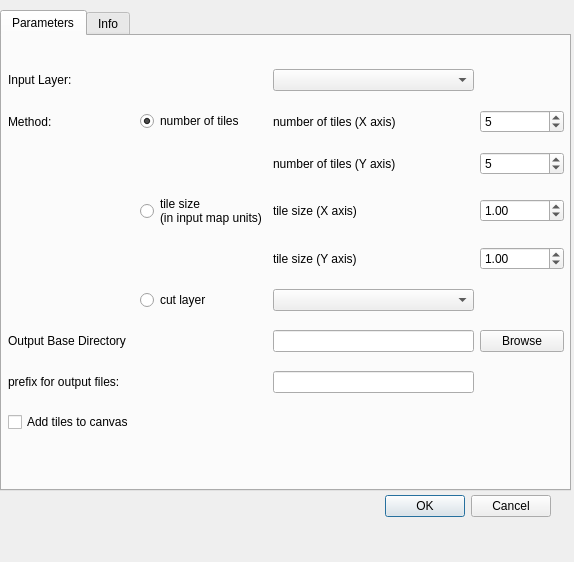
Old version of the form gridSplitter_dialog_base.ui in the repository Sereza7/gridsplitter.
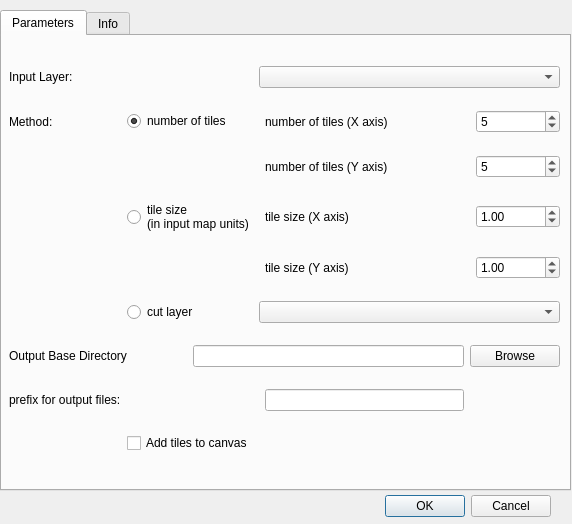
New version of the form. Custom widgets are drawn as their Qt base class.

Commit message: dialog design, warning if output exists

What changed in the file:
```diff
--- a/gridSplitter_dialog_base.ui
+++ b/gridSplitter_dialog_base.ui
@@ -6,8 +6,8 @@
    <rect>
     <x>0</x>
     <y>0</y>
-    <width>574</width>
-    <height>562</height>
+    <width>572</width>
+    <height>524</height>
    </rect>
   </property>
   <property name="windowTitle">
@@ -48,17 +48,17 @@
     <attribute name="title">
      <string>Parameters</string>
     </attribute>
-    <widget class="QWidget" name="layoutWidget">
+    <widget class="QWidget" name="">
      <property name="geometry">
       <rect>
-       <x>6</x>
-       <y>20</y>
-       <width>556</width>
-       <height>391</height>
+       <x>7</x>
+       <y>14</y>
+       <width>551</width>
+       <height>421</height>
       </rect>
      </property>
      <layout class="QGridLayout" name="gridLayout">
-      <item row="8" column="0">
+      <item row="6" column="0" colspan="2">
        <widget class="QLabel" name="label_6">
         <property name="toolTip">
          <string>&lt;html&gt;&lt;head/&gt;&lt;body&gt;&lt;p&gt;The directory where the output is stored.&lt;/p&gt;&lt;/body&gt;&lt;/html&gt;</string>
@@ -71,17 +71,17 @@
         </property>
        </widget>
       </item>
-      <item row="0" column="0">
-       <widget class="QLabel" name="label_3">
+      <item row="2" column="4" colspan="2">
+       <widget class="QLabel" name="label_5">
         <property name="locale">
          <locale language="English" country="UnitedStates"/>
         </property>
         <property name="text">
-         <string>Input Layer:</string>
+         <string>number of tiles (Y axis)</string>
         </property>
        </widget>
       </item>
-      <item row="8" column="4">
+      <item row="6" column="5" colspan="2">
        <widget class="QPushButton" name="cmdBrowseOutput">
         <property name="locale">
          <locale language="English" country="UnitedStates"/>
@@ -91,44 +91,96 @@
         </property>
        </widget>
       </item>
-      <item row="8" column="2">
+      <item row="2" column="6">
+       <widget class="QgsSpinBox" name="splicesYSpinBox">
+        <property name="toolTip">
+         <string>&lt;html&gt;&lt;head/&gt;&lt;body&gt;&lt;p&gt;specify how many tiles you want in this axis&lt;/p&gt;&lt;/body&gt;&lt;/html&gt;</string>
+        </property>
+        <property name="minimum">
+         <number>1</number>
+        </property>
+        <property name="maximum">
+         <number>9999</number>
+        </property>
+        <property name="value">
+         <number>5</number>
+        </property>
+       </widget>
+      </item>
+      <item row="6" column="2" colspan="3">
        <widget class="QLineEdit" name="OuptDir">
         <property name="toolTip">
          <string>&lt;html&gt;&lt;head/&gt;&lt;body&gt;&lt;p&gt;The directory where the output is stored.&lt;/p&gt;&lt;/body&gt;&lt;/html&gt;</string>
         </property>
        </widget>
       </item>
-      <item row="0" column="2">
-       <widget class="QgsMapLayerComboBox" name="inputRasterBox">
+      <item row="1" column="6">
+       <widget class="QgsSpinBox" name="splicesXSpinBox">
         <property name="toolTip">
          <string>&lt;html&gt;&lt;head/&gt;&lt;body&gt;&lt;p&gt;The layer you want to cut. It will not be modified.&lt;/p&gt;&lt;/body&gt;&lt;/html&gt;</string>
         </property>
-        <property name="frame">
-         <bool>true</bool>
+        <property name="minimum">
+         <number>1</number>
         </property>
-        <property name="filters">
-         <set>QgsMapLayerProxyModel::All|QgsMapLayerProxyModel::HasGeometry|QgsMapLayerProxyModel::LineLayer|QgsMapLayerProxyModel::PluginLayer|QgsMapLayerProxyModel::PointLayer|QgsMapLayerProxyModel::PolygonLayer|QgsMapLayerProxyModel::RasterLayer</set>
+        <property name="maximum">
+         <number>9999</number>
+        </property>
+        <property name="value">
+         <number>5</number>
         </property>
        </widget>
       </item>
-      <item row="3" column="2">
-       <widget class="QLabel" name="label_4">
-        <property name="locale">
-         <locale language="English" country="UnitedStates"/>
-        </property>
+      <item row="3" column="4">
+       <widget class="QLabel" name="label_14">
         <property name="text">
-         <string>number of tiles (X axis)</string>
+         <string>tile size (X axis)</string>
         </property>
        </widget>
       </item>
-      <item row="9" column="2">
+      <item row="7" column="4">
        <widget class="QLineEdit" name="prefixx">
         <property name="toolTip">
          <string>&lt;html&gt;&lt;head/&gt;&lt;body&gt;&lt;p&gt;optional: If you want a different name than [tileX]_[tiley], you can add a prefix&lt;/p&gt;&lt;/body&gt;&lt;/html&gt;</string>
         </property>
        </widget>
       </item>
-      <item row="9" column="0">
+      <item row="3" column="6">
+       <widget class="QgsDoubleSpinBox" name="tileSizeX">
+        <property name="toolTip">
+         <string>&lt;html&gt;&lt;head/&gt;&lt;body&gt;&lt;p&gt;Specify the size in map units of the input file CRS&lt;/p&gt;&lt;/body&gt;&lt;/html&gt;</string>
+        </property>
+        <property name="minimum">
+         <double>0.000000000000000</double>
+        </property>
+        <property name="maximum">
+         <double>999999999.000000000000000</double>
+        </property>
+        <property name="value">
+         <double>1.000000000000000</double>
+        </property>
+       </widget>
+      </item>
+      <item row="5" column="1" colspan="2">
+       <widget class="QRadioButton" name="cutLayerRadio">
+        <property name="toolTip">
+         <string>&lt;html&gt;&lt;head/&gt;&lt;body&gt;&lt;p&gt;Specify a polygon vector layer that is loaded in QGIS. For each feature, there will be a tile created.&lt;/p&gt;&lt;/body&gt;&lt;/html&gt;</string>
+        </property>
+        <property name="text">
+         <string>cut layer</string>
+        </property>
+       </widget>
+      </item>
+      <item row="5" column="3" colspan="4">
+       <widget class="QgsMapLayerComboBox" name="cutLayerBox">
+        <property name="toolTip">
+         <string>&lt;html&gt;&lt;head/&gt;&lt;body&gt;&lt;p&gt;Specify a polygon vector layer that is loaded in QGIS. For each feature, there will be a tile created.&lt;/p&gt;&lt;/body&gt;&lt;/html&gt;</string>
+        </property>
+        <property name="filters">
+         <set>QgsMapLayerProxyModel::PolygonLayer</set>
+        </property>
+       </widget>
+      </item>
+      <item row="7" column="0">
        <widget class="QLabel" name="label_8">
         <property name="toolTip">
          <string>&lt;html&gt;&lt;head/&gt;&lt;body&gt;&lt;p&gt;optional: If you want a different name than [tileX]_[tiley], you can add a prefix&lt;/p&gt;&lt;/body&gt;&lt;/html&gt;</string>
@@ -138,7 +190,7 @@
         </property>
        </widget>
       </item>
-      <item row="10" column="0">
+      <item row="8" column="1" colspan="2">
        <widget class="QCheckBox" name="addTiles">
         <property name="toolTip">
          <string>&lt;html&gt;&lt;head/&gt;&lt;body&gt;&lt;p&gt;Add the created files to QGIS. &lt;/p&gt;&lt;/body&gt;&lt;/html&gt;</string>
@@ -148,118 +200,14 @@
         </property>
        </widget>
       </item>
-      <item row="6" column="2">
+      <item row="4" column="4">
        <widget class="QLabel" name="label_15">
         <property name="text">
          <string>tile size (Y axis)</string>
         </property>
        </widget>
       </item>
-      <item row="6" column="4">
-       <widget class="QgsDoubleSpinBox" name="tileSizeY">
-        <property name="toolTip">
-         <string>&lt;html&gt;&lt;head/&gt;&lt;body&gt;&lt;p&gt;Specify the size in map units of the input file CRS&lt;/p&gt;&lt;/body&gt;&lt;/html&gt;</string>
-        </property>
-        <property name="minimum">
-         <double>0.000000000000000</double>
-        </property>
-        <property name="maximum">
-         <double>999999999.000000000000000</double>
-        </property>
-        <property name="value">
-         <double>1.000000000000000</double>
-        </property>
-       </widget>
-      </item>
-      <item row="3" column="4">
-       <widget class="QgsSpinBox" name="splicesXSpinBox">
-        <property name="toolTip">
-         <string>&lt;html&gt;&lt;head/&gt;&lt;body&gt;&lt;p&gt;specify how many tiles you want in this axis&lt;/p&gt;&lt;/body&gt;&lt;/html&gt;</string>
-        </property>
-        <property name="minimum">
-         <number>1</number>
-        </property>
-        <property name="maximum">
-         <number>9999</number>
-        </property>
-        <property name="value">
-         <number>5</number>
-        </property>
-       </widget>
-      </item>
-      <item row="5" column="2">
-       <widget class="QLabel" name="label_14">
-        <property name="text">
-         <string>tile size (X axis)</string>
-        </property>
-       </widget>
-      </item>
-      <item row="4" column="4">
-       <widget class="QgsSpinBox" name="splicesYSpinBox">
-        <property name="toolTip">
-         <string>&lt;html&gt;&lt;head/&gt;&lt;body&gt;&lt;p&gt;specify how many tiles you want in this axis&lt;/p&gt;&lt;/body&gt;&lt;/html&gt;</string>
-        </property>
-        <property name="minimum">
-         <number>1</number>
-        </property>
-        <property name="maximum">
-         <number>9999</number>
-        </property>
-        <property name="value">
-         <number>5</number>
-        </property>
-       </widget>
-      </item>
-      <item row="4" column="2">
-       <widget class="QLabel" name="label_5">
-        <property name="locale">
-         <locale language="English" country="UnitedStates"/>
-        </property>
-        <property name="text">
-         <string>number of tiles (Y axis)</string>
-        </property>
-       </widget>
-      </item>
-      <item row="7" column="2">
-       <widget class="QgsMapLayerComboBox" name="cutLayerBox">
-        <property name="toolTip">
-         <string>&lt;html&gt;&lt;head/&gt;&lt;body&gt;&lt;p&gt;Specify a polygon vector layer that is loaded in QGIS. For each feature, there will be a tile created.&lt;/p&gt;&lt;/body&gt;&lt;/html&gt;</string>
-        </property>
-        <property name="filters">
-         <set>QgsMapLayerProxyModel::PolygonLayer</set>
-        </property>
-       </widget>
-      </item>
-      <item row="5" column="4">
-       <widget class="QgsDoubleSpinBox" name="tileSizeX">
-        <property name="toolTip">
-         <string>&lt;html&gt;&lt;head/&gt;&lt;body&gt;&lt;p&gt;Specify the size in map units of the input file CRS&lt;/p&gt;&lt;/body&gt;&lt;/html&gt;</string>
-        </property>
-        <property name="minimum">
-         <double>0.000000000000000</double>
-        </property>
-        <property name="maximum">
-         <double>999999999.000000000000000</double>
-        </property>
-        <property name="value">
-         <double>1.000000000000000</double>
-        </property>
-       </widget>
-      </item>
-      <item row="3" column="1">
-       <widget class="QRadioButton" name="numberTilesRadio">
-        <property name="toolTip">
-         <string>&lt;html&gt;&lt;head/&gt;&lt;body&gt;&lt;p&gt;Specify the number of tiles you want.&lt;/p&gt;&lt;/body&gt;&lt;/html&gt;</string>
-        </property>
-        <property name="text">
-         <string>number of tiles</string>
-        </property>
-        <property name="checked">
-         <bool>true</bool>
-        </property>
-       </widget>
-      </item>
-      <item row="5" column="1">
+      <item row="3" column="1" colspan="3">
        <widget class="QRadioButton" name="tileSizeRadio">
         <property name="toolTip">
          <string>&lt;html&gt;&lt;head/&gt;&lt;body&gt;&lt;p&gt;specify the size of the tiles. If the resolution does not allow this size, it will be up to one resolution pixel bigger&lt;/p&gt;&lt;/body&gt;&lt;/html&gt;</string>
@@ -270,23 +218,75 @@
         </property>
        </widget>
       </item>
-      <item row="7" column="1">
-       <widget class="QRadioButton" name="cutLayerRadio">
+      <item row="4" column="6">
+       <widget class="QgsDoubleSpinBox" name="tileSizeY">
         <property name="toolTip">
          <string>&lt;html&gt;&lt;head/&gt;&lt;body&gt;&lt;p&gt;Specify a polygon vector layer that is loaded in QGIS. For each feature, there will be a tile created.&lt;/p&gt;&lt;/body&gt;&lt;/html&gt;</string>
         </property>
-        <property name="text">
-         <string>cut layer</string>
+        <property name="minimum">
+         <double>0.000000000000000</double>
+        </property>
+        <property name="maximum">
+         <double>999999999.000000000000000</double>
+        </property>
+        <property name="value">
+         <double>1.000000000000000</double>
         </property>
        </widget>
       </item>
-      <item row="3" column="0">
+      <item row="1" column="0">
        <widget class="QLabel" name="label_18">
         <property name="text">
          <string>Method:</string>
         </property>
        </widget>
       </item>
+      <item row="1" column="4" colspan="2">
+       <widget class="QLabel" name="label_4">
+        <property name="locale">
+         <locale language="English" country="UnitedStates"/>
+        </property>
+        <property name="text">
+         <string>number of tiles (X axis)</string>
+        </property>
+       </widget>
+      </item>
+      <item row="1" column="1" colspan="2">
+       <widget class="QRadioButton" name="numberTilesRadio">
+        <property name="toolTip">
+         <string>&lt;html&gt;&lt;head/&gt;&lt;body&gt;&lt;p&gt;Specify the number of tiles you want.&lt;/p&gt;&lt;/body&gt;&lt;/html&gt;</string>
+        </property>
+        <property name="text">
+         <string>number of tiles</string>
+        </property>
+        <property name="checked">
+         <bool>true</bool>
+        </property>
+       </widget>
+      </item>
+      <item row="0" column="0">
+       <widget class="QLabel" name="label_3">
+        <property name="locale">
+         <locale language="English" country="UnitedStates"/>
+        </property>
+        <property name="text">
+         <string>Input Layer:</string>
+        </property>
+       </widget>
+      </item>
+      <item row="0" column="3" colspan="4">
+       <widget class="QgsMapLayerComboBox" name="inputRasterBox">
+        <property name="toolTip">
+         <string>&lt;html&gt;&lt;head/&gt;&lt;body&gt;&lt;p&gt;The layer you want to cut. It will not be modified.&lt;/p&gt;&lt;/body&gt;&lt;/html&gt;</string>
+        </property>
+        <property name="frame">
+         <bool>true</bool>
+        </property>
+        <property name="filters">
+         <set>QgsMapLayerProxyModel::HasGeometry|QgsMapLayerProxyModel::LineLayer|QgsMapLayerProxyModel::PointLayer|QgsMapLayerProxyModel::PolygonLayer|QgsMapLayerProxyModel::RasterLayer</set>
+        </property>
+       </widget>
+      </item>
      </layout>
     </widget>
    </widget>
```
Left out of the diff: 4 changed lines with no effect on the pictures. The commit also changes 1 other file.
